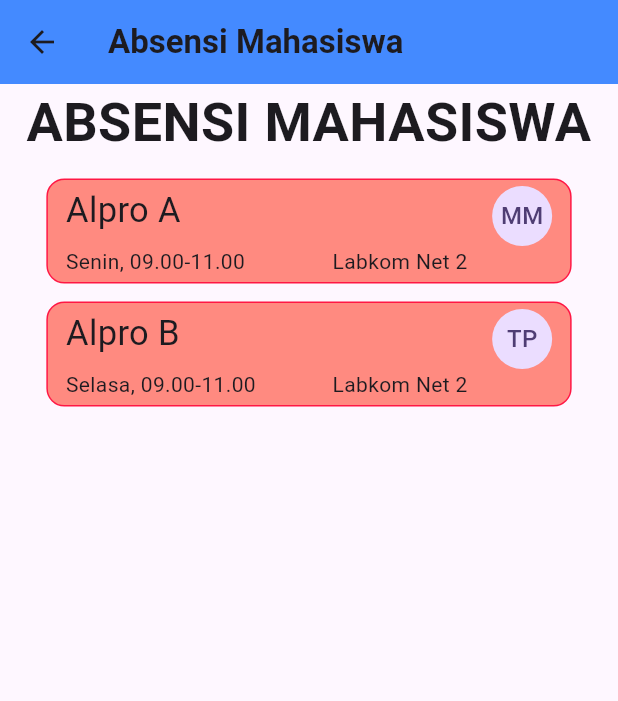
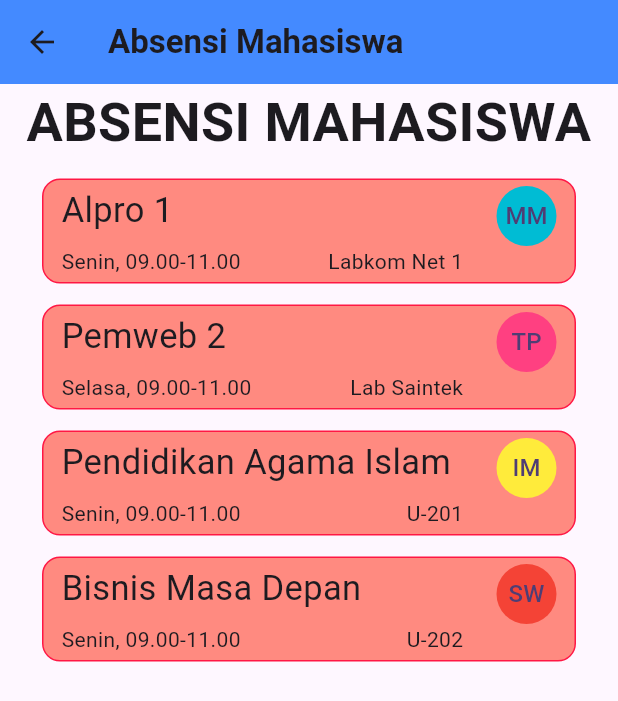
Before and after one commit to syaimif/myflutter, a Flutter app: the AbsensiMahasiswa screen opened by its route, on a phone screen of 412 x 824 dp. Shown: the top 701 px of the screen. Run offline on Flutter 3.47's test engine with Material 3 defaults, Android fonts, the light colour scheme and no system bars.

Commit message:
add new file, setting route, edit absensi mhs

```diff
--- /dev/null
+++ b/lib/CustomWidgets/PilihanKelas.dart
@@ -0,0 +1,84 @@
+import 'package:flutter/material.dart';
+
+class PilihanKelas extends StatelessWidget {
+  final String namaMatkul;
+  final String waktuTerjadwal;
+  final String ruang;
+  final String dosenPengampu;
+  final String fakultas;
+
+  const PilihanKelas(
+      {super.key,
+      required this.namaMatkul,
+      required this.waktuTerjadwal,
+      required this.ruang,
+      required this.dosenPengampu,
+      required this.fakultas});
+
+  @override
+  Widget build(BuildContext context) {
+    Color colorFakultas = Colors.white;
+    if (fakultas == "SAINTEK") {
+      colorFakultas = Colors.cyan;
+    } else if (fakultas == "FAI") {
+      colorFakultas = Colors.yellow;
+    } else if (fakultas == "FIK") {
+      colorFakultas = Colors.pinkAccent;
+    } else if (fakultas == "FBBP") {
+      colorFakultas = Colors.red;
+    }
+
+    return InkWell(
+      onTap: () {
+        print(namaMatkul);
+        Navigator.pushNamed(context, 'AbsenKelas', arguments: namaMatkul);
+      },
+      child: Container(
+        width: MediaQuery.of(context).size.width * 0.85,
+        height: 70,
+        padding: EdgeInsets.symmetric(horizontal: 12, vertical: 4),
+        margin: EdgeInsets.only(bottom: 12 + 2),
+        decoration: BoxDecoration(
+            borderRadius: BorderRadius.circular(12),
+            color: Colors.redAccent.shade100,
+            border: Border.all(
+                style: BorderStyle.solid, color: Colors.redAccent.shade400)),
+        child: Row(
+          mainAxisAlignment: MainAxisAlignment.spaceBetween,
+          crossAxisAlignment: CrossAxisAlignment.start,
+          children: [
+            Column(
+              mainAxisAlignment: MainAxisAlignment.spaceBetween,
+              crossAxisAlignment: CrossAxisAlignment.start,
+              children: [
+                Text(
+                  namaMatkul,
+                  style: TextStyle(fontSize: 23),
+                ),
+                Container(
+                  width: MediaQuery.of(context).size.width * 0.65,
+                  child: Row(
+                      mainAxisAlignment: MainAxisAlignment.spaceBetween,
+                      children: [
+                        Text(
+                          waktuTerjadwal,
+                          style: TextStyle(fontWeight: FontWeight.normal),
+                        ),
+                        Text(
+                          ruang,
+                          style: TextStyle(fontWeight: FontWeight.normal),
+                        ),
+                      ]),
+                ),
+              ],
+            ),
+            CircleAvatar(
+              backgroundColor: colorFakultas,
+              child: Text(dosenPengampu),
+            ),
+          ],
+        ),
+      ),
+    );
+  }
+}
--- /dev/null
+++ b/lib/Objects/Matkul.dart
@@ -0,0 +1,14 @@
+class Matkul {
+  String namaMatkul;
+  String waktuTerjadwal;
+  String dosenPengampu;
+  String ruangan;
+  String fakultas;
+
+  Matkul(
+      {required this.namaMatkul,
+      required this.waktuTerjadwal,
+      required this.dosenPengampu,
+      required this.ruangan,
+      required this.fakultas});
+}
--- /dev/null
+++ b/lib/Screens/AbsenKelas.dart
@@ -0,0 +1,22 @@
+import 'package:flutter/material.dart';
+
+class AbsenKelas extends StatefulWidget {
+  final String namaKelas;
+
+  const AbsenKelas({super.key, required this.namaKelas});
+
+  @override
+  State<AbsenKelas> createState() => _AbsenKelasState();
+}
+
+class _AbsenKelasState extends State<AbsenKelas> {
+  @override
+  Widget build(BuildContext context) {
+    return Scaffold(
+      appBar: AppBar(
+        title: Text("Kelas ${widget.namaKelas}"),
+      ),
+      body: Container(),
+    );
+  }
+}
--- a/lib/Screens/AbsensiMahasiswa.dart
+++ b/lib/Screens/AbsensiMahasiswa.dart
@@ -1,5 +1,8 @@
 import 'package:flutter/material.dart';
+import 'package:pertemuan4_flutter/Objects/Matkul.dart';
 import 'package:pertemuan4_flutter/Screens/Beranda.dart';
+
+import '../CustomWidgets/PilihanKelas.dart';
 
 class AbsensiMahasiswa extends StatefulWidget {
   const AbsensiMahasiswa({super.key});
@@ -11,12 +14,42 @@ class AbsensiMahasiswa extends StatefulWidget {
 double spacingRow = 10;
 double iconSizeColumn = 10;
 double fontSizeBody = 10;
-List listKelas = ["Alpro A", "Alpro B", "Pemweb A", "Pemweb B"];
+
 List colorButton = [Colors.grey, Colors.green, Colors.blue, Colors.orange];
 
 class _AbsensiMahasiswaState extends State<AbsensiMahasiswa> {
   @override
   Widget build(BuildContext context) {
+    Matkul matkul1 = Matkul(
+        namaMatkul: "Alpro 1",
+        waktuTerjadwal: "Senin, 09.00-11.00",
+        dosenPengampu: "MM",
+        ruangan: "Labkom Net 1",
+        fakultas: "SAINTEK");
+
+    Matkul matkul2 = Matkul(
+        namaMatkul: "Pemweb 2",
+        waktuTerjadwal: "Selasa, 09.00-11.00",
+        dosenPengampu: "TP",
+        ruangan: "Lab Saintek",
+        fakultas: "FIK");
+
+    Matkul matkul3 = Matkul(
+        namaMatkul: "Pendidikan Agama Islam",
+        waktuTerjadwal: "Senin, 09.00-11.00",
+        dosenPengampu: "IM",
+        ruangan: "U-201",
+        fakultas: "FAI");
+
+    Matkul matkul4 = Matkul(
+        namaMatkul: "Bisnis Masa Depan",
+        waktuTerjadwal: "Senin, 09.00-11.00",
+        dosenPengampu: "SW",
+        ruangan: "U-202",
+        fakultas: "FBBP");
+
+    List<Matkul> listMatkul = [matkul1, matkul2, matkul3, matkul4];
+
     return Scaffold(
         appBar: AppBar(
           backgroundColor: Colors.blueAccent,
@@ -44,85 +77,25 @@ class _AbsensiMahasiswaState extends State<AbsensiMahasiswa> {
               SizedBox(
                 height: spacing,
               ),
-              PilihanKelas(
-                  namaMatkul: 'Alpro A',
-                  waktuTerjadwal: 'Senin, 09.00-11.00',
-                  ruang: 'Labkom Net 2',
-                  dosenPengampu: 'MM',
-                  fakultas: 'Saintek'),
-              PilihanKelas(
-                  namaMatkul: 'Alpro B',
-                  waktuTerjadwal: 'Selasa, 09.00-11.00',
-                  ruang: 'Labkom Net 2',
-                  dosenPengampu: 'TP',
-                  fakultas: 'Saintek')
+              Container(
+                child: Expanded(
+                  child: ListView.builder(
+                      itemCount: listMatkul.length,
+                      itemBuilder: (context, index) {
+                        return Container(
+                          margin: EdgeInsets.symmetric(horizontal: 16),
+                          child: PilihanKelas(
+                              namaMatkul: listMatkul[index].namaMatkul,
+                              waktuTerjadwal: listMatkul[index].waktuTerjadwal,
+                              ruang: listMatkul[index].ruangan,
+                              dosenPengampu: listMatkul[index].dosenPengampu,
+                              fakultas: listMatkul[index].fakultas),
+                        );
+                      }),
+                ),
+              ),
             ]),
           ),
         ));
   }
 }
-
-class PilihanKelas extends StatelessWidget {
-  final String namaMatkul;
-  final String waktuTerjadwal;
-  final String ruang;
-  final String dosenPengampu;
-  final String fakultas;
-
-  const PilihanKelas(
-      {super.key,
-      required this.namaMatkul,
-      required this.waktuTerjadwal,
-      required this.ruang,
-      required this.dosenPengampu,
-      required this.fakultas});
-
-  @override
-  Widget build(BuildContext context) {
-    return Container(
-      width: MediaQuery.of(context).size.width * 0.85,
-      height: 70,
-      padding: EdgeInsets.symmetric(horizontal: 12, vertical: 4),
-      margin: EdgeInsets.only(bottom: spacingRow + 2),
-      decoration: BoxDecoration(
-          borderRadius: BorderRadius.circular(12),
-          color: Colors.redAccent.shade100,
-          border: Border.all(
-              style: BorderStyle.solid, color: Colors.redAccent.shade400)),
-      child: Row(
-        mainAxisAlignment: MainAxisAlignment.spaceBetween,
-        crossAxisAlignment: CrossAxisAlignment.start,
-        children: [
-          Column(
-            mainAxisAlignment: MainAxisAlignment.spaceBetween,
-            crossAxisAlignment: CrossAxisAlignment.start,
-            children: [
-              Text(
-                namaMatkul,
-                style: TextStyle(fontSize: 23),
-              ),
-              Container(
-                width: MediaQuery.of(context).size.width * 0.65,
-                child: Row(
-                    mainAxisAlignment: MainAxisAlignment.spaceBetween,
-                    children: [
-                      Text(
-                        waktuTerjadwal,
-                        style: TextStyle(fontWeight: FontWeight.normal),
-                      ),
-                      Text(
-                        ruang,
-                        style: TextStyle(fontWeight: FontWeight.normal),
-                      )
-                    ]),
-              ),
-            ],
-          ),
-          CircleAvatar(
-            child: Text(dosenPengampu),
-          )
-        ],
-      ),
-    );
-  }
-}
--- a/lib/main.dart
+++ b/lib/main.dart
@@ -1,4 +1,5 @@
 import 'package:flutter/material.dart';
+import 'package:pertemuan4_flutter/Screens/AbsenKelas.dart';
 import 'package:pertemuan4_flutter/Screens/AbsensiMahasiswa.dart';
 import 'package:pertemuan4_flutter/Screens/Account.dart';
 import 'package:pertemuan4_flutter/Screens/GameLemparDadu.dart';
@@ -32,6 +33,9 @@ class MyApp extends StatelessWidget {
         'LihatNilai': (context) => LihatNilai(),
         'Akun': (context) => Akun(),
         'Settings': (context) => Setting(),
+        'AbsenKelas': (context) => AbsenKelas(
+              namaKelas: ModalRoute.of(context)!.settings.arguments as String,
+            )
       },
     );
   }
```
